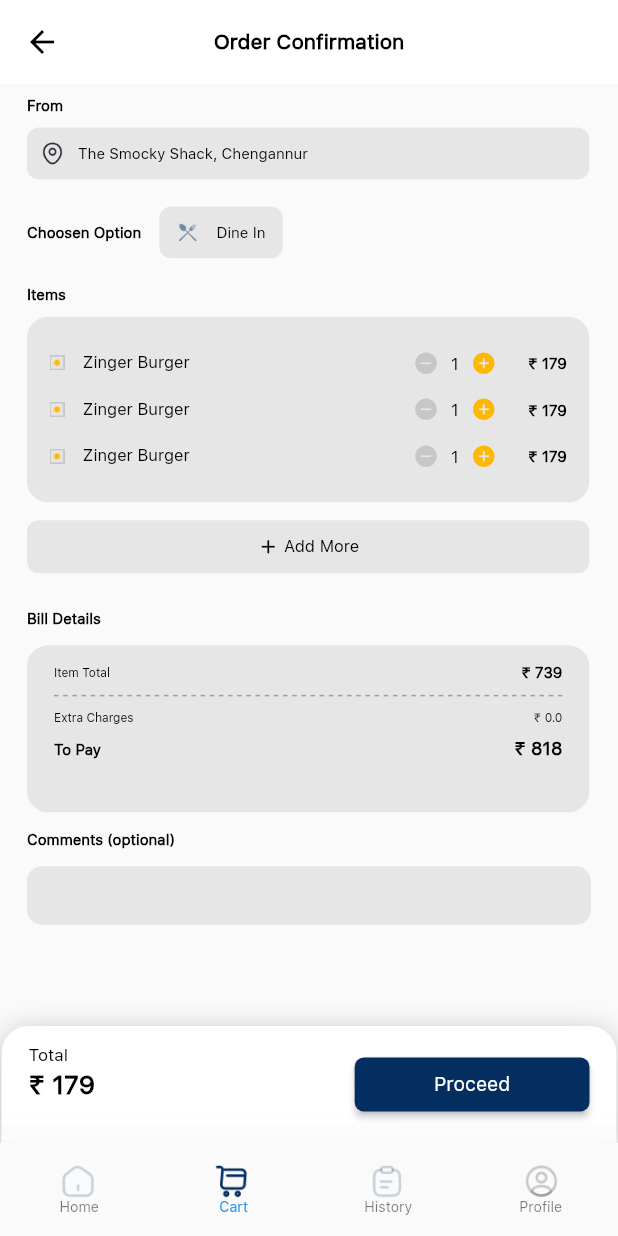
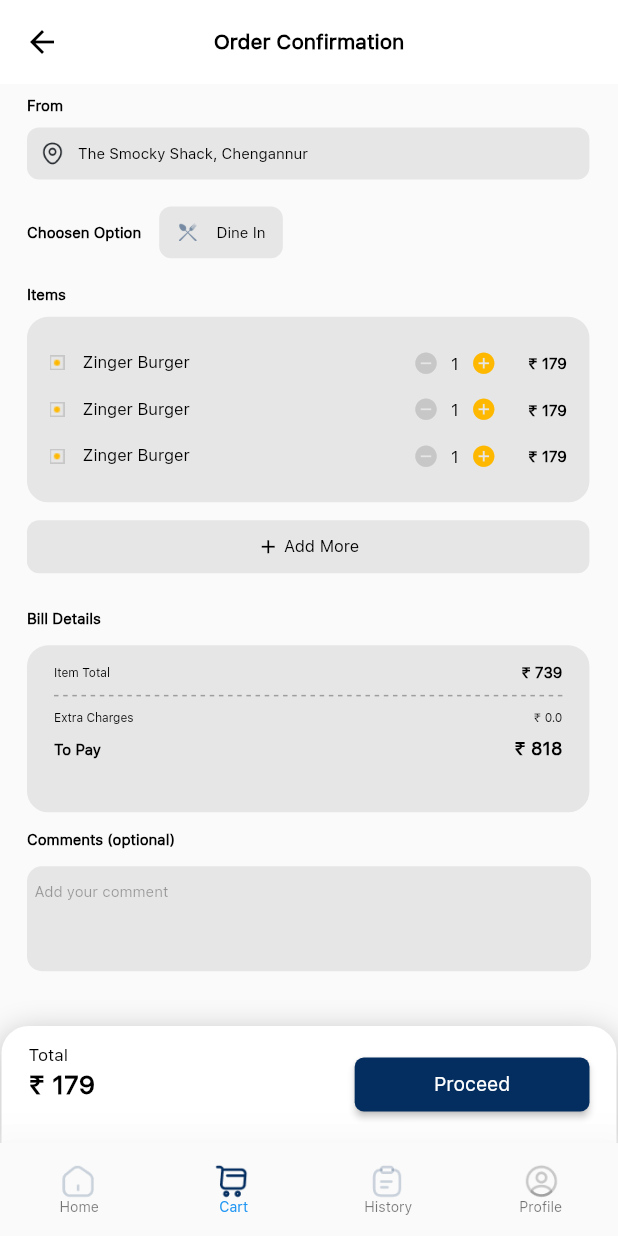
Before and after one commit to jyothir10/eatplek, a Flutter app: the OrderScreen screen opened by its route, on a phone screen of 412 x 824 dp. Run offline on Flutter 3.47's test engine with Material 2 defaults, Android fonts, the phone set to English and light mode, and no system bars; our stand-ins replace dotted_line, easy_splash_screen, numberpicker, pin_code_fields.

Commit message:
Order confirmation overflow

```diff
--- a/lib/Screens/OrderScreen.dart
+++ b/lib/Screens/OrderScreen.dart
@@ -16,9 +16,18 @@ class OrderScreen extends StatefulWidget {
 
 class _OrderScreenState extends State<OrderScreen> {
   int n = 3;
+
   //todo:update n as no:of orders
   @override
   Widget build(BuildContext context) {
+    double h = MediaQuery.of(context).size.height -
+        MediaQuery.of(context).padding.top -
+        MediaQuery.of(context).padding.bottom -
+        196;
+    double h1 = MediaQuery.of(context).size.height -
+        MediaQuery.of(context).padding.top -
+        MediaQuery.of(context).viewInsets.bottom -
+        100;
     return WillPopScope(
       onWillPop: () async {
         Navigator.pushReplacementNamed(context, DashBoardScreen.id);
@@ -56,10 +65,7 @@ class _OrderScreenState extends State<OrderScreen> {
             crossAxisAlignment: CrossAxisAlignment.start,
             children: [
               SizedBox(
-                height: MediaQuery.of(context).size.height -
-                    MediaQuery.of(context).padding.top -
-                    MediaQuery.of(context).padding.bottom -
-                    196,
+                height: MediaQuery.of(context).viewInsets.bottom == 0 ? h : h1,
                 child: SingleChildScrollView(
                   child: Padding(
                     padding: const EdgeInsets.only(left: 18, top: 8),
@@ -165,7 +171,8 @@ class _OrderScreenState extends State<OrderScreen> {
                             ],
                           ),
                         ),
-                        Padding(
+                        MediaQuery.of(context).viewInsets.bottom == 0
+                            ? Padding(
                                 padding: const EdgeInsets.only(bottom: 9),
                                 child: Row(
                                   mainAxisAlignment: MainAxisAlignment.start,
@@ -181,14 +188,18 @@ class _OrderScreenState extends State<OrderScreen> {
                                     ),
                                   ],
                                 ),
-                        ),
-                        Row(
+                              )
+                            : Container(),
+                        MediaQuery.of(context).viewInsets.bottom == 0
+                            ? Row(
                                 mainAxisAlignment: MainAxisAlignment.start,
                                 children: [
                                   Container(
-                              height:
-                                  MediaQuery.of(context).size.height * .05 * n,
-                              width: MediaQuery.of(context).size.width * .91,
+                                    height: MediaQuery.of(context).size.height *
+                                        .05 *
+                                        n,
+                                    width:
+                                        MediaQuery.of(context).size.width * .91,
                                     decoration: BoxDecoration(
                                       color: Color(0xd1e1e1e1),
                                       borderRadius: BorderRadius.circular(14),
@@ -220,21 +231,27 @@ class _OrderScreenState extends State<OrderScreen> {
                                     ),
                                   ),
                                 ],
-                        ),
-                        Padding(
-                          padding: const EdgeInsets.symmetric(vertical: 12),
+                              )
+                            : Container(),
+                        MediaQuery.of(context).viewInsets.bottom == 0
+                            ? Padding(
+                                padding:
+                                    const EdgeInsets.symmetric(vertical: 12),
                                 child: Row(
                                   mainAxisAlignment: MainAxisAlignment.start,
                                   children: [
                                     InkWell(
                                       child: Container(
                                         height:
-                                      MediaQuery.of(context).size.height * .043,
+                                            MediaQuery.of(context).size.height *
+                                                .043,
                                         width:
-                                      MediaQuery.of(context).size.width * .91,
+                                            MediaQuery.of(context).size.width *
+                                                .91,
                                         decoration: BoxDecoration(
                                           color: Color(0xd1e1e1e1),
-                                    borderRadius: BorderRadius.circular(8),
+                                          borderRadius:
+                                              BorderRadius.circular(8),
                                         ),
                                         child: Center(
                                           child: Row(
@@ -242,7 +259,8 @@ class _OrderScreenState extends State<OrderScreen> {
                                                 MainAxisAlignment.center,
                                             children: const [
                                               Padding(
-                                          padding: EdgeInsets.only(right: 3),
+                                                padding:
+                                                    EdgeInsets.only(right: 3),
                                                 child: Icon(
                                                   Icons.add,
                                                   color: Colors.black,
@@ -263,12 +281,14 @@ class _OrderScreenState extends State<OrderScreen> {
                                         ),
                                       ),
                                       onTap: () {
-                                  Navigator.pushNamed(context, FoodScreen.id);
+                                        Navigator.pushNamed(
+                                            context, FoodScreen.id);
                                       },
                                     ),
                                   ],
                                 ),
-                        ),
+                              )
+                            : Container(),
                         Row(
                           mainAxisAlignment: MainAxisAlignment.start,
                           children: const [
@@ -409,10 +429,29 @@ class _OrderScreenState extends State<OrderScreen> {
                         Padding(
                           padding: const EdgeInsets.only(bottom: 9, right: 18),
                           child: Container(
-                            height: 39,
+                            height: 70,
                             decoration: BoxDecoration(
                               color: Color(0xd1e1e1e1),
                               borderRadius: BorderRadius.circular(10),
+                            ),
+                            child: TextField(
+                              onSubmitted: (val) {
+                                print(val);
+                              },
+                              cursorColor: Colors.black,
+                              cursorWidth: 1,
+                              keyboardType: TextInputType.multiline,
+                              maxLines: 3,
+                              decoration: const InputDecoration(
+                                border: InputBorder.none,
+                                contentPadding: EdgeInsets.all(5),
+                                hintText: 'Add your comment',
+                                hintStyle: TextStyle(
+                                  color: Color(0x59000000),
+                                  fontSize: 10,
+                                  fontFamily: 'SFUIText',
+                                ),
+                              ),
                             ),
                           ),
                         ),
@@ -421,7 +460,8 @@ class _OrderScreenState extends State<OrderScreen> {
                   ),
                 ),
               ),
-              Container(
+              MediaQuery.of(context).viewInsets.bottom == 0
+                  ? Container(
                       height: 78,
                       margin: const EdgeInsets.only(
                         left: 1,
@@ -442,8 +482,8 @@ class _OrderScreenState extends State<OrderScreen> {
                         ],
                       ),
                       child: Padding(
-                  padding:
-                      const EdgeInsets.symmetric(horizontal: 18, vertical: 12),
+                        padding: const EdgeInsets.symmetric(
+                            horizontal: 18, vertical: 12),
                         child: Row(
                           mainAxisAlignment: MainAxisAlignment.spaceBetween,
                           children: [
@@ -484,7 +524,8 @@ class _OrderScreenState extends State<OrderScreen> {
                           ],
                         ),
                       ),
-              ),
+                    )
+                  : Container(),
             ],
           ),
         ),
--- a/lib/main.dart
+++ b/lib/main.dart
@@ -29,7 +29,7 @@ class MyApp extends StatelessWidget {
     ]);
     return MaterialApp(
         debugShowCheckedModeBanner: false,
-        initialRoute: DashBoardScreen.id,
+        initialRoute: OrderScreen.id,
         routes: {
           OnboardingScreen.id: (context) => OnboardingScreen(),
           LoginScreen.id: (context) => LoginScreen(),
```
Lines whose indentation alone changed are shown as unchanged.
